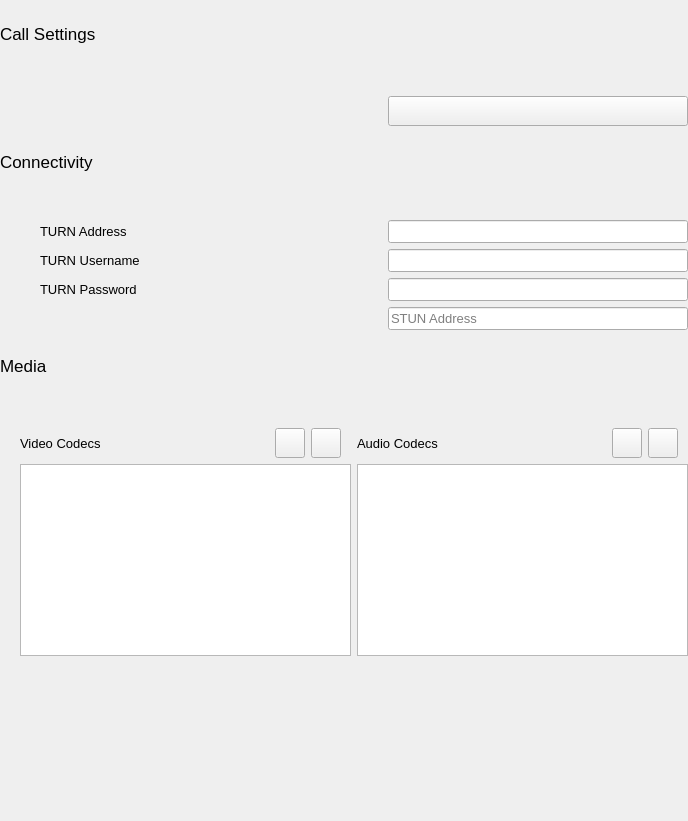
savoirfairelinux/jami-client-windows, file advancedsipsettingwidget.ui: the form before one commit.
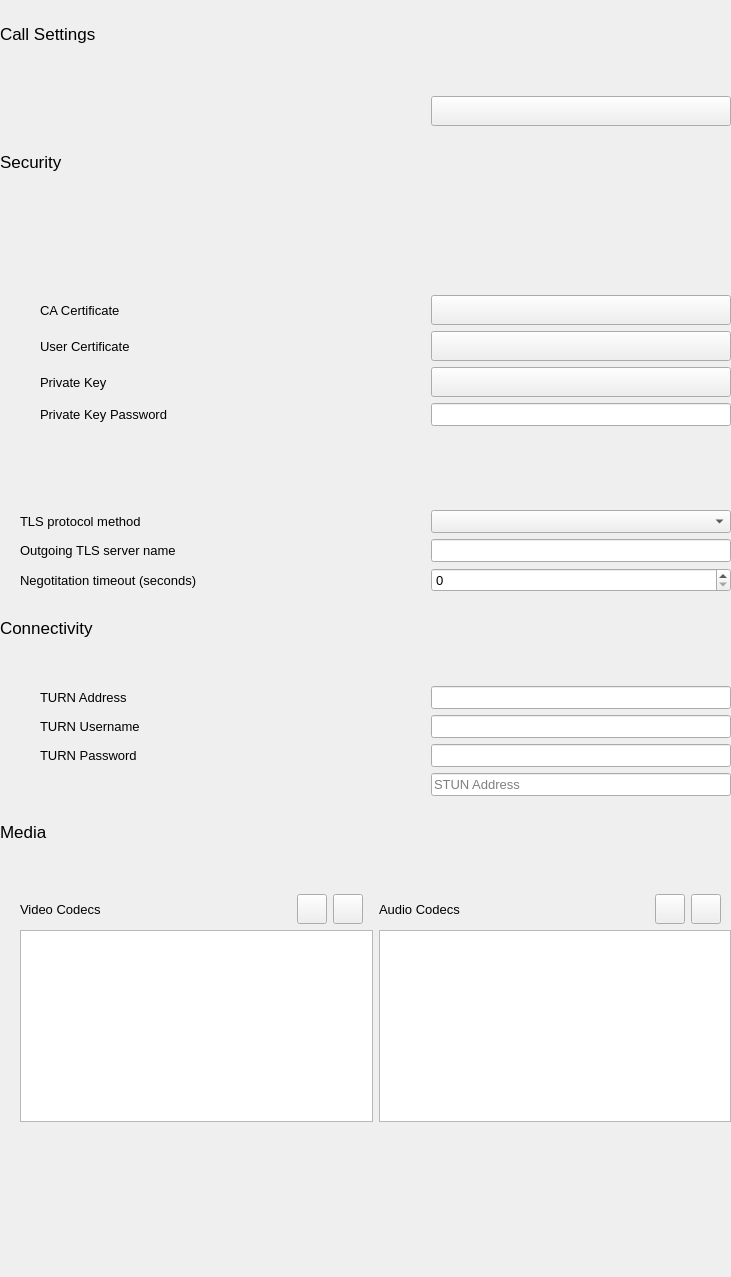
The form after the commit. Icons and pictures are not drawn. Custom widgets are drawn as their Qt base class.

Commit message:
advancedSIPsetting: add security settings into the SIP advanced setting & LineEdit signal change
- change Line edit signal from textEdited to textChanged

```diff
--- a/advancedsipsettingwidget.ui
+++ b/advancedsipsettingwidget.ui
@@ -6,14 +6,14 @@
    <rect>
     <x>0</x>
     <y>0</y>
-    <width>688</width>
-    <height>821</height>
+    <width>731</width>
+    <height>1277</height>
    </rect>
   </property>
   <property name="windowTitle">
    <string>Form</string>
   </property>
-  <layout class="QVBoxLayout" name="verticalLayout">
+  <layout class="QVBoxLayout" name="verticalLayout_4">
    <property name="leftMargin">
     <number>0</number>
    </property>
@@ -27,7 +27,7 @@
     <number>0</number>
    </property>
    <item>
-    <spacer name="verticalSpacer">
+    <spacer name="verticalSpacer_13">
      <property name="orientation">
       <enum>Qt::Vertical</enum>
      </property>
@@ -159,6 +159,584 @@
      </item>
     </layout>
    </item>
+   <item>
+    <spacer name="verticalSpacer">
+     <property name="orientation">
+      <enum>Qt::Vertical</enum>
+     </property>
+     <property name="sizeType">
+      <enum>QSizePolicy::Fixed</enum>
+     </property>
+     <property name="sizeHint" stdset="0">
+      <size>
+       <width>20</width>
+       <height>20</height>
+      </size>
+     </property>
+    </spacer>
+   </item>
+   <item>
+    <layout class="QVBoxLayout" name="verticalLayout">
+     <item>
+      <widget class="QLabel" name="label_3">
+       <property name="font">
+        <font>
+         <pointsize>13</pointsize>
+        </font>
+       </property>
+       <property name="text">
+        <string>Security</string>
+       </property>
+      </widget>
+     </item>
+     <item>
+      <spacer name="verticalSpacer_8">
+       <property name="orientation">
+        <enum>Qt::Vertical</enum>
+       </property>
+       <property name="sizeType">
+        <enum>QSizePolicy::Fixed</enum>
+       </property>
+       <property name="sizeHint" stdset="0">
+        <size>
+         <width>20</width>
+         <height>13</height>
+        </size>
+       </property>
+      </spacer>
+     </item>
+     <item>
+      <layout class="QVBoxLayout" name="verticalLayout_16">
+       <property name="leftMargin">
+        <number>20</number>
+       </property>
+       <property name="topMargin">
+        <number>0</number>
+       </property>
+       <item>
+        <layout class="QGridLayout" name="gridLayout_3">
+         <property name="leftMargin">
+          <number>0</number>
+         </property>
+         <item row="14" column="0">
+          <widget class="QLabel" name="label_11">
+           <property name="font">
+            <font>
+             <pointsize>10</pointsize>
+            </font>
+           </property>
+           <property name="text">
+            <string>TLS protocol method</string>
+           </property>
+          </widget>
+         </item>
+         <item row="16" column="2">
+          <widget class="QSpinBox" name="negotiationTimeoutSpinBox">
+           <property name="font">
+            <font>
+             <pointsize>10</pointsize>
+            </font>
+           </property>
+          </widget>
+         </item>
+         <item row="12" column="1">
+          <spacer name="horizontalSpacer_14">
+           <property name="orientation">
+            <enum>Qt::Horizontal</enum>
+           </property>
+           <property name="sizeType">
+            <enum>QSizePolicy::MinimumExpanding</enum>
+           </property>
+           <property name="sizeHint" stdset="0">
+            <size>
+             <width>40</width>
+             <height>20</height>
+            </size>
+           </property>
+          </spacer>
+         </item>
+         <item row="0" column="0">
+          <widget class="ToggleSwitch" name="encryptMediaStreamsToggle" native="true">
+           <property name="font">
+            <font>
+             <pointsize>10</pointsize>
+            </font>
+           </property>
+           <property name="text" stdset="0">
+            <string>Encrypt media streams (SRTP)</string>
+           </property>
+          </widget>
+         </item>
+         <item row="6" column="0">
+          <layout class="QHBoxLayout" name="horizontalLayout_22">
+           <item>
+            <spacer name="horizontalSpacer_16">
+             <property name="orientation">
+              <enum>Qt::Horizontal</enum>
+             </property>
+             <property name="sizeType">
+              <enum>QSizePolicy::Fixed</enum>
+             </property>
+             <property name="sizeHint" stdset="0">
+              <size>
+               <width>20</width>
+               <height>20</height>
+              </size>
+             </property>
+            </spacer>
+           </item>
+           <item>
+            <widget class="QLabel" name="label_18">
+             <property name="font">
+              <font>
+               <pointsize>10</pointsize>
+              </font>
+             </property>
+             <property name="text">
+              <string>CA Certificate</string>
+             </property>
+            </widget>
+           </item>
+          </layout>
+         </item>
+         <item row="9" column="0">
+          <layout class="QHBoxLayout" name="horizontalLayout_25">
+           <item>
+            <spacer name="horizontalSpacer_21">
+             <property name="orientation">
+              <enum>Qt::Horizontal</enum>
+             </property>
+             <property name="sizeType">
+              <enum>QSizePolicy::Fixed</enum>
+             </property>
+             <property name="sizeHint" stdset="0">
+              <size>
+               <width>20</width>
+               <height>20</height>
+              </size>
+             </property>
+            </spacer>
+           </item>
+           <item>
+            <widget class="QLabel" name="label_21">
+             <property name="font">
+              <font>
+               <pointsize>10</pointsize>
+              </font>
+             </property>
+             <property name="text">
+              <string>Private Key Password</string>
+             </property>
+            </widget>
+           </item>
+          </layout>
+         </item>
+         <item row="13" column="1">
+          <spacer name="horizontalSpacer_15">
+           <property name="orientation">
+            <enum>Qt::Horizontal</enum>
+           </property>
+           <property name="sizeType">
+            <enum>QSizePolicy::MinimumExpanding</enum>
+           </property>
+           <property name="sizeHint" stdset="0">
+            <size>
+             <width>40</width>
+             <height>20</height>
+            </size>
+           </property>
+          </spacer>
+         </item>
+         <item row="3" column="1">
+          <spacer name="horizontalSpacer_17">
+           <property name="orientation">
+            <enum>Qt::Horizontal</enum>
+           </property>
+           <property name="sizeType">
+            <enum>QSizePolicy::MinimumExpanding</enum>
+           </property>
+           <property name="sizeHint" stdset="0">
+            <size>
+             <width>40</width>
+             <height>20</height>
+            </size>
+           </property>
+          </spacer>
+         </item>
+         <item row="6" column="2">
+          <layout class="QHBoxLayout" name="horizontalLayout_5">
+           <item>
+            <widget class="QPushButton" name="btnSIPCACert">
+             <property name="sizePolicy">
+              <sizepolicy hsizetype="Minimum" vsizetype="Fixed">
+               <horstretch>0</horstretch>
+               <verstretch>0</verstretch>
+              </sizepolicy>
+             </property>
+             <property name="minimumSize">
+              <size>
+               <width>250</width>
+               <height>30</height>
+              </size>
+             </property>
+             <property name="font">
+              <font>
+               <pointsize>10</pointsize>
+              </font>
+             </property>
+             <property name="layoutDirection">
+              <enum>Qt::LeftToRight</enum>
+             </property>
+             <property name="text">
+              <string/>
+             </property>
+             <property name="icon">
+              <iconset>
+               <normaloff>images/icons/round-folder-24px.svg</normaloff>images/icons/round-folder-24px.svg</iconset>
+             </property>
+            </widget>
+           </item>
+          </layout>
+         </item>
+         <item row="14" column="2">
+          <widget class="QComboBox" name="tlsProtocolComboBox">
+           <property name="font">
+            <font>
+             <pointsize>10</pointsize>
+            </font>
+           </property>
+           <property name="insertPolicy">
+            <enum>QComboBox::InsertAtBottom</enum>
+           </property>
+          </widget>
+         </item>
+         <item row="3" column="0">
+          <widget class="ToggleSwitch" name="encryptNegotitationToggle" native="true">
+           <property name="font">
+            <font>
+             <pointsize>10</pointsize>
+            </font>
+           </property>
+           <property name="text" stdset="0">
+            <string>Encrypt negotiation (TLS)</string>
+           </property>
+          </widget>
+         </item>
+         <item row="2" column="1">
+          <spacer name="horizontalSpacer_22">
+           <property name="orientation">
+            <enum>Qt::Horizontal</enum>
+           </property>
+           <property name="sizeType">
+            <enum>QSizePolicy::MinimumExpanding</enum>
+           </property>
+           <property name="sizeHint" stdset="0">
+            <size>
+             <width>40</width>
+             <height>20</height>
+            </size>
+           </property>
+          </spacer>
+         </item>
+         <item row="15" column="0">
+          <widget class="QLabel" name="label_10">
+           <property name="font">
+            <font>
+             <pointsize>10</pointsize>
+            </font>
+           </property>
+           <property name="text">
+            <string>Outgoing TLS server name</string>
+           </property>
+          </widget>
+         </item>
+         <item row="0" column="1">
+          <spacer name="horizontalSpacer_7">
+           <property name="orientation">
+            <enum>Qt::Horizontal</enum>
+           </property>
+           <property name="sizeType">
+            <enum>QSizePolicy::MinimumExpanding</enum>
+           </property>
+           <property name="sizeHint" stdset="0">
+            <size>
+             <width>40</width>
+             <height>20</height>
+            </size>
+           </property>
+          </spacer>
+         </item>
+         <item row="15" column="2">
+          <widget class="QLineEdit" name="outgoingTLSServerNameLineEdit">
+           <property name="font">
+            <font>
+             <pointsize>10</pointsize>
+            </font>
+           </property>
+           <property name="echoMode">
+            <enum>QLineEdit::PasswordEchoOnEdit</enum>
+           </property>
+          </widget>
+         </item>
+         <item row="9" column="2">
+          <widget class="QLineEdit" name="lineEditSIPCertPassword">
+           <property name="sizePolicy">
+            <sizepolicy hsizetype="Fixed" vsizetype="Fixed">
+             <horstretch>0</horstretch>
+             <verstretch>0</verstretch>
+            </sizepolicy>
+           </property>
+           <property name="minimumSize">
+            <size>
+             <width>300</width>
+             <height>0</height>
+            </size>
+           </property>
+           <property name="font">
+            <font>
+             <pointsize>10</pointsize>
+            </font>
+           </property>
+           <property name="echoMode">
+            <enum>QLineEdit::PasswordEchoOnEdit</enum>
+           </property>
+           <property name="placeholderText">
+            <string/>
+           </property>
+          </widget>
+         </item>
+         <item row="7" column="2">
+          <layout class="QHBoxLayout" name="horizontalLayout_6">
+           <item>
+            <widget class="QPushButton" name="btnSIPUserCert">
+             <property name="minimumSize">
+              <size>
+               <width>250</width>
+               <height>30</height>
+              </size>
+             </property>
+             <property name="font">
+              <font>
+               <pointsize>10</pointsize>
+              </font>
+             </property>
+             <property name="layoutDirection">
+              <enum>Qt::LeftToRight</enum>
+             </property>
+             <property name="text">
+              <string/>
+             </property>
+             <property name="icon">
+              <iconset>
+               <normaloff>images/icons/round-folder-24px.svg</normaloff>images/icons/round-folder-24px.svg</iconset>
+             </property>
+            </widget>
+           </item>
+          </layout>
+         </item>
+         <item row="10" column="0">
+          <widget class="ToggleSwitch" name="verifyIncomingCertificatesServerToogle" native="true">
+           <property name="font">
+            <font>
+             <pointsize>10</pointsize>
+            </font>
+           </property>
+           <property name="text" stdset="0">
+            <string>Verify incoming certificates (server side)</string>
+           </property>
+          </widget>
+         </item>
+         <item row="10" column="1">
+          <spacer name="horizontalSpacer_18">
+           <property name="orientation">
+            <enum>Qt::Horizontal</enum>
+           </property>
+           <property name="sizeType">
+            <enum>QSizePolicy::MinimumExpanding</enum>
+           </property>
+           <property name="sizeHint" stdset="0">
+            <size>
+             <width>40</width>
+             <height>20</height>
+            </size>
+           </property>
+          </spacer>
+         </item>
+         <item row="8" column="0">
+          <layout class="QHBoxLayout" name="horizontalLayout_24">
+           <item>
+            <spacer name="horizontalSpacer_20">
+             <property name="orientation">
+              <enum>Qt::Horizontal</enum>
+             </property>
+             <property name="sizeType">
+              <enum>QSizePolicy::Fixed</enum>
+             </property>
+             <property name="sizeHint" stdset="0">
+              <size>
+               <width>20</width>
+               <height>20</height>
+              </size>
+             </property>
+            </spacer>
+           </item>
+           <item>
+            <widget class="QLabel" name="label_20">
+             <property name="font">
+              <font>
+               <pointsize>10</pointsize>
+              </font>
+             </property>
+             <property name="text">
+              <string>Private Key</string>
+             </property>
+            </widget>
+           </item>
+          </layout>
+         </item>
+         <item row="16" column="0">
+          <widget class="QLabel" name="label_12">
+           <property name="font">
+            <font>
+             <pointsize>10</pointsize>
+            </font>
+           </property>
+           <property name="text">
+            <string>Negotitation timeout (seconds)</string>
+           </property>
+          </widget>
+         </item>
+         <item row="8" column="2">
+          <layout class="QHBoxLayout" name="horizontalLayout_7">
+           <item>
+            <widget class="QPushButton" name="btnSIPPrivateKey">
+             <property name="minimumSize">
+              <size>
+               <width>250</width>
+               <height>30</height>
+              </size>
+             </property>
+             <property name="font">
+              <font>
+               <pointsize>10</pointsize>
+              </font>
+             </property>
+             <property name="layoutDirection">
+              <enum>Qt::LeftToRight</enum>
+             </property>
+             <property name="text">
+              <string/>
+             </property>
+             <property name="icon">
+              <iconset>
+               <normaloff>images/icons/round-folder-24px.svg</normaloff>images/icons/round-folder-24px.svg</iconset>
+             </property>
+            </widget>
+           </item>
+          </layout>
+         </item>
+         <item row="12" column="0">
+          <widget class="ToggleSwitch" name="verifyIncomingCertificatesClientToogle" native="true">
+           <property name="font">
+            <font>
+             <pointsize>10</pointsize>
+            </font>
+           </property>
+           <property name="text" stdset="0">
+            <string>Verify incoming certificates (client side)</string>
+           </property>
+          </widget>
+         </item>
+         <item row="7" column="0">
+          <layout class="QHBoxLayout" name="horizontalLayout_23">
+           <item>
+            <spacer name="horizontalSpacer_19">
+             <property name="orientation">
+              <enum>Qt::Horizontal</enum>
+             </property>
+             <property name="sizeType">
+              <enum>QSizePolicy::Fixed</enum>
+             </property>
+             <property name="sizeHint" stdset="0">
+              <size>
+               <width>20</width>
+               <height>20</height>
+              </size>
+             </property>
+            </spacer>
+           </item>
+           <item>
+            <widget class="QLabel" name="label_19">
+             <property name="font">
+              <font>
+               <pointsize>10</pointsize>
+              </font>
+             </property>
+             <property name="text">
+              <string>User Certificate</string>
+             </property>
+            </widget>
+           </item>
+          </layout>
+         </item>
+         <item row="13" column="0">
+          <widget class="ToggleSwitch" name="requireCeritificateForTLSIncomingToggle" native="true">
+           <property name="font">
+            <font>
+             <pointsize>10</pointsize>
+            </font>
+           </property>
+           <property name="text" stdset="0">
+            <string>Require certificate for incoming TLS connection</string>
+           </property>
+          </widget>
+         </item>
+         <item row="2" column="0">
+          <widget class="ToggleSwitch" name="fallbackRTPToggle" native="true">
+           <property name="font">
+            <font>
+             <pointsize>10</pointsize>
+            </font>
+           </property>
+           <property name="text" stdset="0">
+            <string>Fallback on RTP on encryption failture</string>
+           </property>
+          </widget>
+         </item>
+         <item row="1" column="0">
+          <widget class="ToggleSwitch" name="enableSDESToggle" native="true">
+           <property name="font">
+            <font>
+             <pointsize>10</pointsize>
+            </font>
+           </property>
+           <property name="text" stdset="0">
+            <string>Enable SDES (key exchange)</string>
+           </property>
+          </widget>
+         </item>
+         <item row="1" column="1">
+          <spacer name="horizontalSpacer_23">
+           <property name="orientation">
+            <enum>Qt::Horizontal</enum>
+           </property>
+           <property name="sizeType">
+            <enum>QSizePolicy::MinimumExpanding</enum>
+           </property>
+           <property name="sizeHint" stdset="0">
+            <size>
+             <width>40</width>
+             <height>20</height>
+            </size>
+           </property>
+          </spacer>
+         </item>
+        </layout>
+       </item>
+      </layout>
+     </item>
+    </layout>
+   </item>
    <item>
     <spacer name="verticalSpacer_4">
      <property name="orientation">
```
The commit also changes 2 other files.
